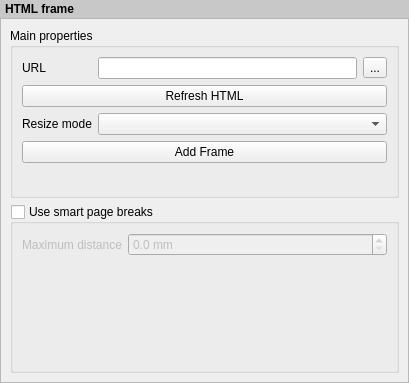
Before: the Qt Designer form src/ui/qgscomposerhtmlwidgetbase.ui in qgis/QGIS, drawn with Qt 5.
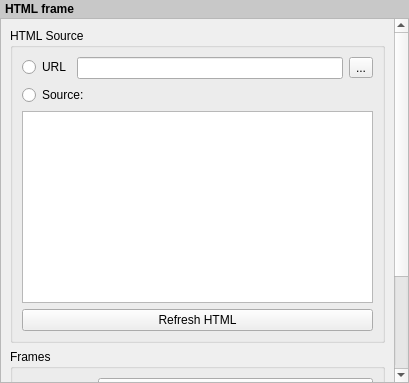
After: the same form once the commit is applied. Custom widgets are drawn as their Qt base class.

Commit message: [FEATURE][composer] Option for manual entry of HTML item source. Sponsored by City of Uster, Switzerland.

```diff
--- a/src/ui/qgscomposerhtmlwidgetbase.ui
+++ b/src/ui/qgscomposerhtmlwidgetbase.ui
@@ -55,15 +55,15 @@
        <rect>
         <x>0</x>
         <y>0</y>
-        <width>407</width>
-        <height>364</height>
+        <width>391</width>
+        <height>519</height>
        </rect>
       </property>
       <layout class="QVBoxLayout" name="mainLayout">
        <item>
         <widget class="QgsCollapsibleGroupBoxBasic" name="groupBox">
          <property name="title">
-          <string>Main properties</string>
+          <string>HTML Source</string>
          </property>
          <property name="syncGroup" stdset="0">
           <string notr="true">composeritem</string>
@@ -72,20 +72,14 @@
           <bool>false</bool>
          </property>
          <layout class="QFormLayout" name="formLayout">
-          <property name="labelAlignment">
-           <set>Qt::AlignLeading|Qt::AlignLeft|Qt::AlignVCenter</set>
-          </property>
-          <item row="0" column="0">
-           <widget class="QLabel" name="mUrlLabel">
+          <item row="1" column="0">
+           <widget class="QRadioButton" name="mRadioUrlSource">
             <property name="text">
              <string>URL</string>
             </property>
-            <property name="wordWrap">
-             <bool>true</bool>
-            </property>
            </widget>
           </item>
-          <item row="0" column="1">
+          <item row="1" column="1">
            <layout class="QHBoxLayout" name="horizontalLayout">
             <item>
              <widget class="QLineEdit" name="mUrlLineEdit"/>
@@ -99,14 +93,42 @@
             </item>
            </layout>
           </item>
-          <item row="1" column="0" colspan="2">
+          <item row="2" column="0" colspan="2">
+           <widget class="QRadioButton" name="mRadioManualSource">
+            <property name="text">
+             <string>Source:</string>
+            </property>
+           </widget>
+          </item>
+          <item row="3" column="0" colspan="2">
+           <widget class="QPlainTextEdit" name="mHtmlTextEdit"/>
+          </item>
+          <item row="4" column="0" colspan="2">
            <widget class="QPushButton" name="mReloadPushButton">
             <property name="text">
              <string>Refresh HTML</string>
             </property>
            </widget>
           </item>
-          <item row="2" column="0">
+         </layout>
+        </widget>
+       </item>
+       <item>
+        <widget class="QgsCollapsibleGroupBoxBasic" name="frameGroupBox">
+         <property name="title">
+          <string>Frames</string>
+         </property>
+         <property name="checkable">
+          <bool>false</bool>
+         </property>
+         <property name="checked">
+          <bool>false</bool>
+         </property>
+         <property name="collapsed" stdset="0">
+          <bool>false</bool>
+         </property>
+         <layout class="QGridLayout" name="gridLayout">
+          <item row="0" column="0">
            <widget class="QLabel" name="mResizeModeLabel">
             <property name="text">
              <string>Resize mode</string>
@@ -116,7 +138,7 @@
             </property>
            </widget>
           </item>
-          <item row="2" column="1">
+          <item row="0" column="1">
            <widget class="QComboBox" name="mResizeModeComboBox">
             <property name="sizePolicy">
              <sizepolicy hsizetype="Expanding" vsizetype="Fixed">
@@ -126,7 +148,7 @@
             </property>
            </widget>
           </item>
-          <item row="3" column="0" colspan="2">
+          <item row="1" column="0" colspan="2">
            <widget class="QPushButton" name="mAddFramePushButton">
             <property name="text">
              <string>Add Frame</string>
```
Left out of the diff: 13 changed lines with no effect on the pictures. The commit also changes 7 other files.
